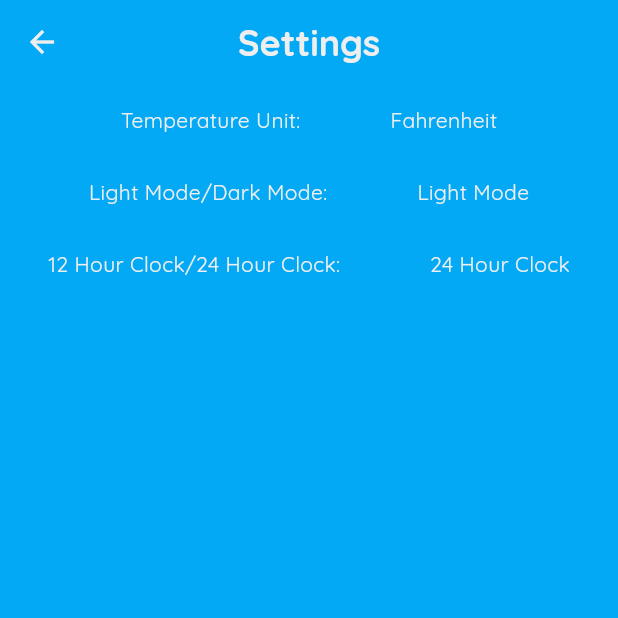
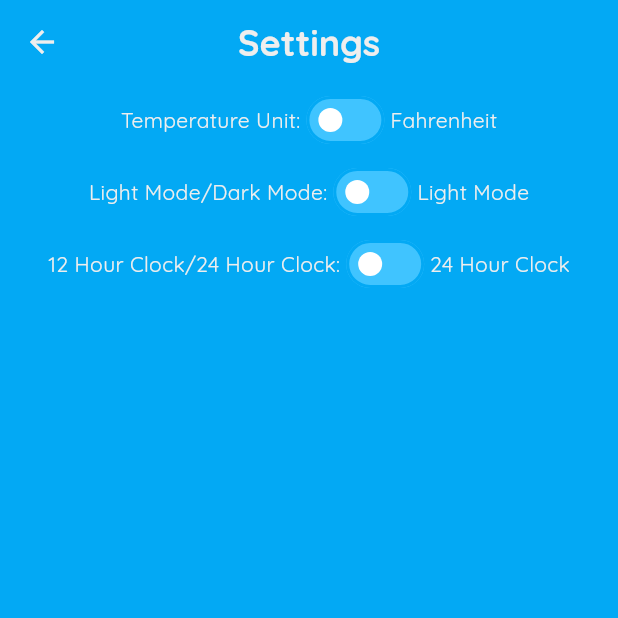
Before and after one commit to Wiykat07/flutter_weather, a Flutter app: the SettingsS screen opened by its route, on a phone screen of 412 x 824 dp, the top half of it. Run offline on Flutter 3.47's test engine with Material 2 defaults, Android fonts, the phone set to English and light mode, and no system bars; our stand-ins replace dio, flutter_bloc, flutter_dotenv, freezed_annotation, google_fonts, location and 1 more; accounts and stored records are empty; generated files the repository leaves out were written again.

Commit message:
Fixed issues with Switch Colors

```diff
--- a/lib/theme.dart
+++ b/lib/theme.dart
@@ -33,6 +33,12 @@ ThemeData theme = ThemeData(
     labelMedium: TextStyle(fontWeight: FontWeight.bold, fontSize: 24),
     labelSmall: TextStyle(fontWeight: FontWeight.bold, fontSize: 12),
   ),
+  switchTheme: SwitchThemeData(
+    thumbColor: MaterialStateProperty.all(Colors.white),
+    trackColor: MaterialStateProperty.all(const Color.fromRGBO(20, 30, 97, 1)),
+    overlayColor:
+        MaterialStateProperty.all(const Color.fromRGBO(20, 30, 97, 1)),
+  ),
   outlinedButtonTheme: OutlinedButtonThemeData(
       style: ButtonStyle(
     textStyle: MaterialStateProperty.resolveWith<TextStyle>((states) {
@@ -65,8 +71,8 @@ ThemeData light = ThemeData(
       onSecondary: Color.fromRGBO(238, 238, 238, 1),
       onTertiary: Color.fromRGBO(238, 238, 238, 1),
       onSurface: Color.fromRGBO(238, 238, 238, 1),
-      primary: Colors.lightBlue,
-      secondary: Colors.lightBlueAccent,
+      primary: Colors.lightBlueAccent,
+      secondary: Colors.lightBlue,
       tertiary: Colors.red,
       surface: Colors.lightBlue,
       primaryContainer: Colors.lightBlue),
@@ -79,6 +85,11 @@ ThemeData light = ThemeData(
     labelLarge: TextStyle(fontWeight: FontWeight.bold, fontSize: 96),
     labelMedium: TextStyle(fontWeight: FontWeight.bold, fontSize: 24),
     labelSmall: TextStyle(fontWeight: FontWeight.bold, fontSize: 12),
+  ),
+  switchTheme: SwitchThemeData(
+    thumbColor: MaterialStateProperty.all(Colors.white),
+    trackColor: MaterialStateProperty.all(Colors.lightBlueAccent),
+    overlayColor: MaterialStateProperty.all(Colors.lightBlueAccent),
   ),
   outlinedButtonTheme: OutlinedButtonThemeData(
       style: ButtonStyle(
```
